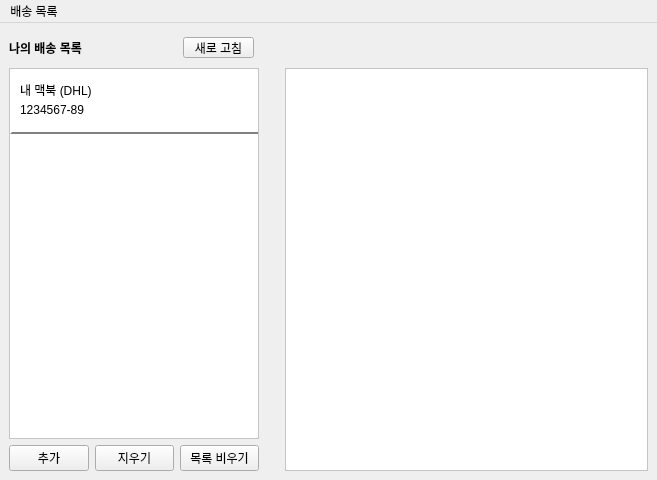
Qt form mainwindow.ui (houmoon/PackageTrace-QtClient) before a commit.
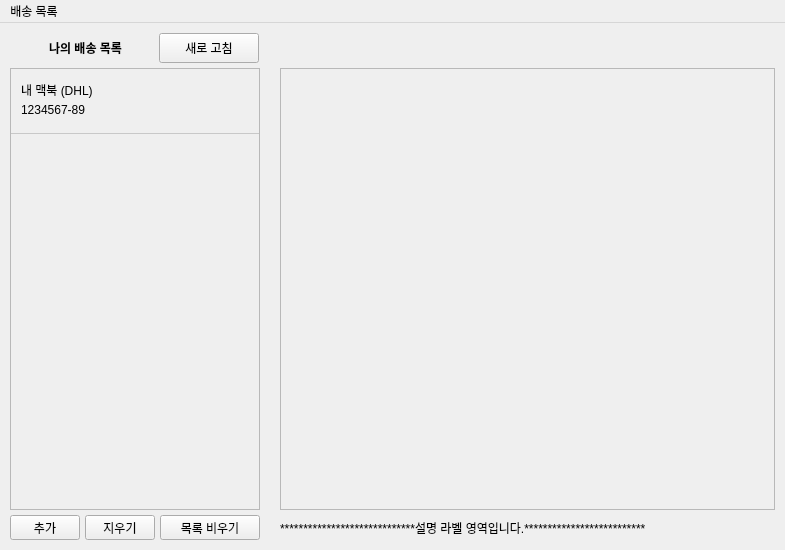
The same form after that commit.

```diff
--- a/mainwindow.ui
+++ b/mainwindow.ui
@@ -6,8 +6,8 @@
    <rect>
     <x>0</x>
     <y>0</y>
-    <width>657</width>
-    <height>480</height>
+    <width>785</width>
+    <height>550</height>
    </rect>
   </property>
   <property name="minimumSize">
@@ -30,6 +30,24 @@
   </property>
   <widget class="QWidget" name="centralwidget">
    <layout class="QGridLayout" name="gridLayout">
+    <property name="leftMargin">
+     <number>10</number>
+    </property>
+    <property name="topMargin">
+     <number>10</number>
+    </property>
+    <property name="rightMargin">
+     <number>10</number>
+    </property>
+    <property name="bottomMargin">
+     <number>10</number>
+    </property>
+    <property name="horizontalSpacing">
+     <number>0</number>
+    </property>
+    <property name="verticalSpacing">
+     <number>5</number>
+    </property>
     <item row="1" column="2">
      <spacer name="horizontalSpacer">
       <property name="orientation">
@@ -46,6 +64,26 @@
       </property>
      </spacer>
     </item>
+    <item row="1" column="3">
+     <widget class="QScrollArea" name="scrollArea_2">
+      <property name="styleSheet">
+       <string notr="true"/>
+      </property>
+      <property name="widgetResizable">
+       <bool>true</bool>
+      </property>
+      <widget class="QWidget" name="scrollAreaWidgetContents_4">
+       <property name="geometry">
+        <rect>
+         <x>0</x>
+         <y>0</y>
+         <width>493</width>
+         <height>441</height>
+        </rect>
+       </property>
+      </widget>
+     </widget>
+    </item>
     <item row="2" column="0">
      <widget class="QWidget" name="widget" native="true">
       <property name="sizePolicy">
@@ -61,6 +99,12 @@
        </size>
       </property>
       <layout class="QHBoxLayout" name="horizontalLayout">
+       <property name="spacing">
+        <number>5</number>
+       </property>
+       <property name="sizeConstraint">
+        <enum>QLayout::SetNoConstraint</enum>
+       </property>
        <property name="leftMargin">
         <number>0</number>
        </property>
@@ -75,6 +119,24 @@
        </property>
        <item>
         <widget class="QPushButton" name="pushButton_2">
+         <property name="sizePolicy">
+          <sizepolicy hsizetype="Fixed" vsizetype="Fixed">
+           <horstretch>0</horstretch>
+           <verstretch>0</verstretch>
+          </sizepolicy>
+         </property>
+         <property name="minimumSize">
+          <size>
+           <width>50</width>
+           <height>25</height>
+          </size>
+         </property>
+         <property name="maximumSize">
+          <size>
+           <width>100</width>
+           <height>25</height>
+          </size>
+         </property>
          <property name="text">
           <string>추가</string>
          </property>
@@ -82,6 +144,24 @@
        </item>
        <item>
         <widget class="QPushButton" name="pushButton_3">
+         <property name="sizePolicy">
+          <sizepolicy hsizetype="Fixed" vsizetype="Fixed">
+           <horstretch>0</horstretch>
+           <verstretch>0</verstretch>
+          </sizepolicy>
+         </property>
+         <property name="minimumSize">
+          <size>
+           <width>70</width>
+           <height>25</height>
+          </size>
+         </property>
+         <property name="maximumSize">
+          <size>
+           <width>100</width>
+           <height>25</height>
+          </size>
+         </property>
          <property name="text">
           <string>지우기</string>
          </property>
@@ -89,6 +169,24 @@
        </item>
        <item>
         <widget class="QPushButton" name="pushButton">
+         <property name="sizePolicy">
+          <sizepolicy hsizetype="Fixed" vsizetype="Fixed">
+           <horstretch>0</horstretch>
+           <verstretch>0</verstretch>
+          </sizepolicy>
+         </property>
+         <property name="minimumSize">
+          <size>
+           <width>100</width>
+           <height>25</height>
+          </size>
+         </property>
+         <property name="maximumSize">
+          <size>
+           <width>100</width>
+           <height>25</height>
+          </size>
+         </property>
          <property name="text">
           <string>목록 비우기</string>
          </property>
@@ -97,26 +195,6 @@
       </layout>
      </widget>
     </item>
-    <item row="1" column="3" rowspan="2">
-     <widget class="QScrollArea" name="scrollArea_2">
-      <property name="styleSheet">
-       <string notr="true">background-color: rgb(255, 255, 255);</string>
-      </property>
-      <property name="widgetResizable">
-       <bool>true</bool>
-      </property>
-      <widget class="QWidget" name="scrollAreaWidgetContents_4">
-       <property name="geometry">
-        <rect>
-         <x>0</x>
-         <y>0</y>
-         <width>355</width>
-         <height>403</height>
-        </rect>
-       </property>
-      </widget>
-     </widget>
-    </item>
     <item row="1" column="0">
      <widget class="QScrollArea" name="scrollArea">
       <property name="sizePolicy">
@@ -132,7 +210,7 @@
        </size>
       </property>
       <property name="styleSheet">
-       <string notr="true">background-color: rgb(255, 255, 255);</string>
+       <string notr="true"/>
       </property>
       <property name="frameShape">
        <enum>QFrame::StyledPanel</enum>
@@ -158,7 +236,7 @@
          <x>0</x>
          <y>0</y>
          <width>250</width>
-         <height>372</height>
+         <height>441</height>
         </rect>
        </property>
        <property name="layoutDirection">
@@ -201,10 +279,11 @@
            <bool>false</bool>
           </property>
           <property name="styleSheet">
-           <string notr="true">border : 2px solid grey;
+           <string notr="true">border : 1px solid grey;
 border-right-color: rgba(255, 255, 255, 0);
 border-left-color: rgba(255, 255, 255, 0);
-border-top-color: rgba(255, 255, 255, 0);</string>
+border-top-color: rgba(255, 255, 255, 0);
+border-bottom-color : rgba(200,200,200,255);</string>
           </property>
           <widget class="QLabel" name="label_6">
            <property name="geometry">
@@ -244,6 +323,13 @@
       </widget>
      </widget>
     </item>
+    <item row="2" column="3">
+     <widget class="QLabel" name="label_2">
+      <property name="text">
+       <string>*****************************설명 라벨 영역입니다.**************************</string>
+      </property>
+     </widget>
+    </item>
     <item row="0" column="0">
      <widget class="QWidget" name="widget_2" native="true">
       <property name="sizePolicy">
@@ -261,12 +347,33 @@
       <widget class="QPushButton" name="Button_Refresh">
        <property name="geometry">
         <rect>
-         <x>174</x>
-         <y>5</y>
-         <width>71</width>
-         <height>21</height>
+         <x>149</x>
+         <y>0</y>
+         <width>100</width>
+         <height>30</height>
         </rect>
        </property>
+       <property name="sizePolicy">
+        <sizepolicy hsizetype="Fixed" vsizetype="Fixed">
+         <horstretch>0</horstretch>
+         <verstretch>0</verstretch>
+        </sizepolicy>
+       </property>
+       <property name="minimumSize">
+        <size>
+         <width>100</width>
+         <height>30</height>
+        </size>
+       </property>
+       <property name="maximumSize">
+        <size>
+         <width>100</width>
+         <height>30</height>
+        </size>
+       </property>
+       <property name="toolTipDuration">
+        <number>0</number>
+       </property>
        <property name="text">
         <string>새로 고침</string>
        </property>
@@ -276,8 +383,8 @@
         <rect>
          <x>0</x>
          <y>0</y>
-         <width>111</width>
-         <height>31</height>
+         <width>151</width>
+         <height>30</height>
         </rect>
        </property>
        <property name="font">
@@ -289,6 +396,9 @@
        <property name="text">
         <string>나의 배송 목록</string>
        </property>
+       <property name="alignment">
+        <set>Qt::AlignCenter</set>
+       </property>
       </widget>
      </widget>
     </item>
@@ -299,8 +409,8 @@
     <rect>
      <x>0</x>
      <y>0</y>
-     <width>657</width>
-     <height>21</height>
+     <width>785</width>
+     <height>22</height>
     </rect>
    </property>
    <property name="statusTip">
```
Left out of the diff: 5 changed lines with no effect on the pictures.
